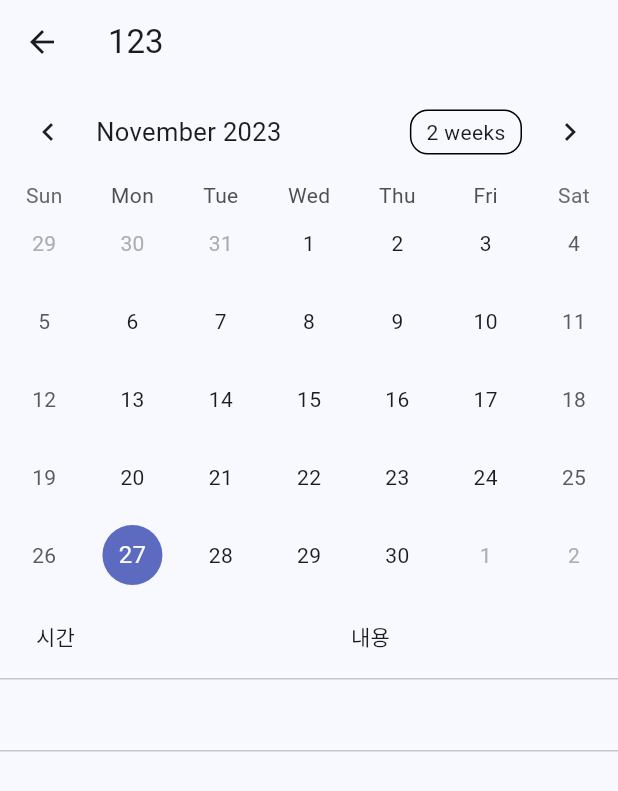
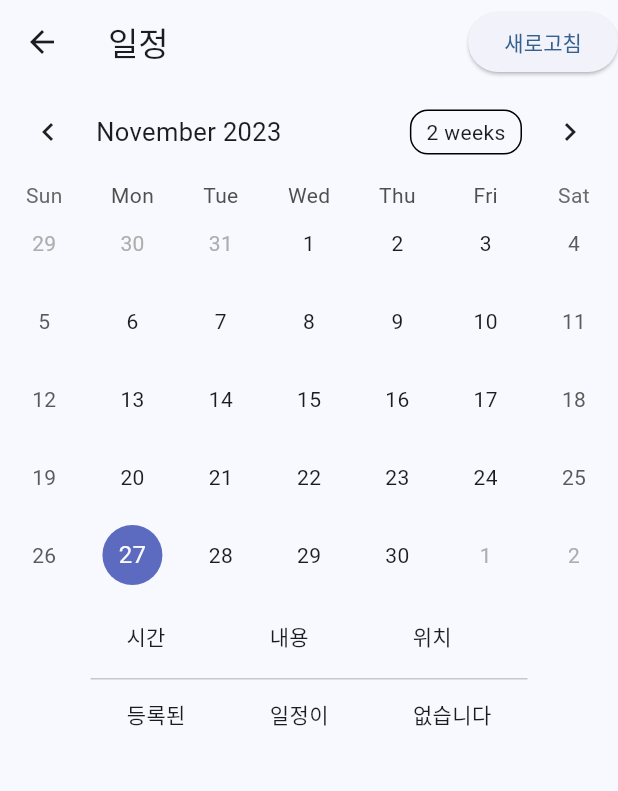
Before and after one commit to MeetMate2023/2023_SE_MeetMate, a Flutter app: the Calender screen opened directly, on a phone screen of 412 x 824 dp. Shown: the top 791 px of the screen. Run offline on Flutter 3.47's test engine with Material 2 defaults, Android fonts, the phone set to English and light mode, and no system bars; drawn by our look-alikes of table_calendar; our stand-ins replace dio; missing offline and left inert: dart:ffi.

Commit message:
"feat: calender"

```diff
--- a/app_1/lib/Global/global.dart
+++ b/app_1/lib/Global/global.dart
@@ -97,4 +97,14 @@ late List<Map<String, dynamic>> reviewList; // 글에 달린 댓글을 저장하
 User user = User(); // 유저 객체 생성
 
 late List<dynamic> a;
+class Event {
+  String text = '';
+
+  Event(this.text);
+}
 List<dynamic> invit = [];
+Map<DateTime, List<Event>> events = {
+  DateTime.utc(2000, 01, 01): [
+    Event('aaa aaa aaa'),
+  ],
+};
--- a/app_1/lib/Login/loginpage.dart
+++ b/app_1/lib/Login/loginpage.dart
@@ -127,6 +127,7 @@ class _LoginState extends State<Login> {
                   child: Text('회원가입')),
               ElevatedButton(
                   onPressed: () {
+                    events.clear();
                     login();
                   },
                   child: Text('로그인')), // 로그인 버튼
--- a/app_1/lib/Page/Calender/calender.dart
+++ b/app_1/lib/Page/Calender/calender.dart
@@ -2,12 +2,7 @@ import 'package:flutter/material.dart';
 import 'package:intl/intl.dart';
 import 'package:table_calendar/table_calendar.dart';
 
-class Event {
-  String text = '';
-  String eventday = '';
-
-  Event(this.text, this.eventday);
-}
+import '../../Global/global.dart';
 
 class Calender extends StatefulWidget {
   const Calender({Key? key}) : super(key: key);
@@ -19,30 +14,34 @@ class Calender extends StatefulWidget {
 class _CalenderState extends State<Calender> {
   DateTime _focusedDay = DateTime.now();
   DateTime _selectedDay = DateTime.now();
-  Map<DateTime, List<Event>> events = {
-    DateTime.utc(2023, 9, 13): [Event('여행가기', '10시30분')],
-    DateTime.utc(2023, 9, 27): [Event('축구하기', '10시30분')],
-    DateTime.utc(2023, 10, 27): [Event('축구하기', '10시30분')],
-  };
 
+  @override
+  void initState(){
+    super.initState();
+    events.clear();
+    _getEvent();
+    print(eventtext);
+
+  }
   List<Event> _getEventsForDay(DateTime day) {
     return events[day] ?? [];
   }
 
-  String eventText = '';
-  String eventdate = '';
+  List<String> eventtext = [];
 
-  void _getEvent(List<Event> eventday) {
+  void _getEvent() {
+    List<Event> eventday = _getEventsForDay(_focusedDay);
     setState(() {
-      eventText = '';
-      eventdate = '';
       if (eventday.isNotEmpty) {
-        for (Event event in eventday) {
-          eventText = event.text;
-          eventdate = event.eventday;
-        }
+        eventtext = eventday.map((event) {
+          List<String> s = event.text.split(" ");
+          String time = s[1]; // 이벤트에서 시간 가져오기
+          String content = s[0]; // 이벤트에서 내용 가져오기
+          String local = s[2]; // 이벤트에서 위치 가져오기
+          return "$time $content $local";
+        }).toList();
       } else {
-        eventText = '등록된 일정이 없습니다';
+        eventtext = ["등록된 일정이 없습니다"];
       }
     });
   }
@@ -50,7 +49,16 @@ class _CalenderState extends State<Calender> {
   @override
   Widget build(BuildContext context) {
     return Scaffold(
-        appBar: AppBar(title: Text('123')),
+      appBar: AppBar(title: Text('일정'),
+      actions: [
+        ElevatedButton(
+          onPressed: () {
+            _getEvent();
+          },
+          child: Text('새로고침'),
+        )
+      ],
+      ),
       body: Column(
         children: [
           TableCalendar(
@@ -64,32 +72,39 @@ class _CalenderState extends State<Calender> {
               setState(() {
                 _selectedDay = selectedDay;
                 _focusedDay = focusedDay;
-                  _getEvent(_getEventsForDay(_focusedDay));
+                _getEvent();
               });
             },
             eventLoader: _getEventsForDay,
           ),
           SizedBox(
-              width: MediaQuery.of(context).size.width,
-              height: MediaQuery.of(context).size.height * 0.4,
-              child: DataTable(
+            width: MediaQuery.of(context).size.width*2,
+            height: MediaQuery.of(context).size.height * 0.6,
+            child: Column(
+              children: [
+                DataTable(
                   columns: [
                     DataColumn(label: Text('시간')),
                     DataColumn(label: Text('내용')),
+                    DataColumn(label: Text('위치')),
                   ],
-                rows: [
-                  DataRow(cells: [
-                    DataCell(Text(eventdate)),
-                    DataCell(Text(eventText)),
-                  ]),
-                  DataRow(cells: [
-                    DataCell(Text('')),
-                    DataCell(Text('')),
-                  ]),
+                  rows: eventtext.map((text) {
+                    List<String> splitText = text.split(" ");
+                    String time = splitText[0];
+                    String content = splitText[1];
+                    String local = splitText[2];
+                    return DataRow(cells: [
+                      DataCell(Text(time)),
+                      DataCell(Text(content)),
+                      DataCell(Text(local)),
+                    ]);
+                  }).toList(),
+                ),
               ],
             ),
           ),
         ],
-        ));
+      ),
+    );
   }
 }
--- a/app_1/lib/Page/Util/viewtextpage.dart
+++ b/app_1/lib/Page/Util/viewtextpage.dart
@@ -157,7 +157,7 @@ class _ViewtextState extends State<Viewtext> {
 
   void Delete_post() {
     final options = {
-      "articleId": dataList[widget.index]['id'],
+      "id": dataList[widget.index]['id'],
     };
     dio.post("$baseUrl/article/delete", data: options).then(
       (result) {
```
Also changed, not shown: app_1/lib/AppBar/bottomappbar.dart (+91 -43 lines). Lines whose indentation alone changed are shown as unchanged.
